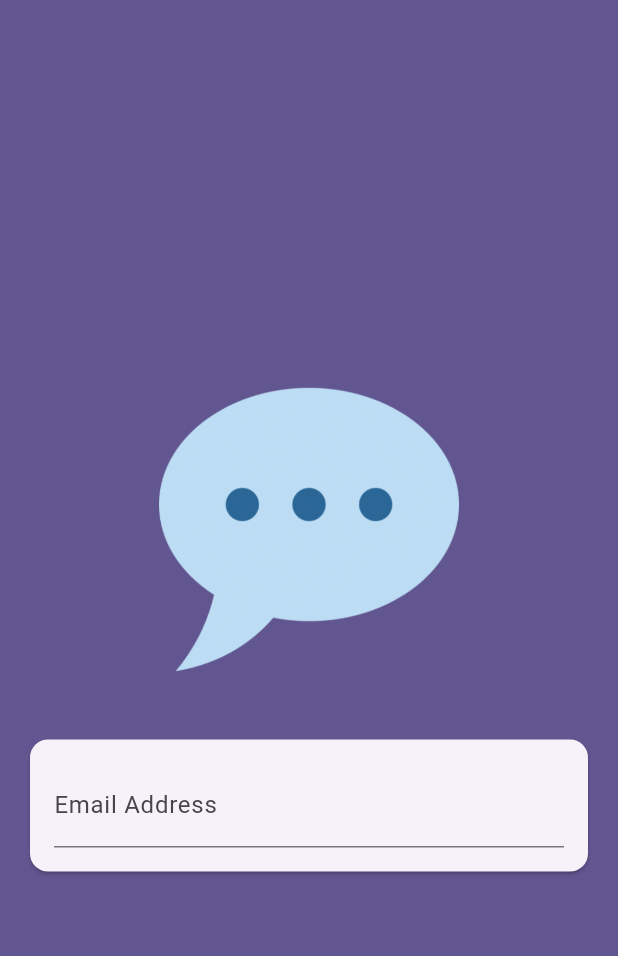
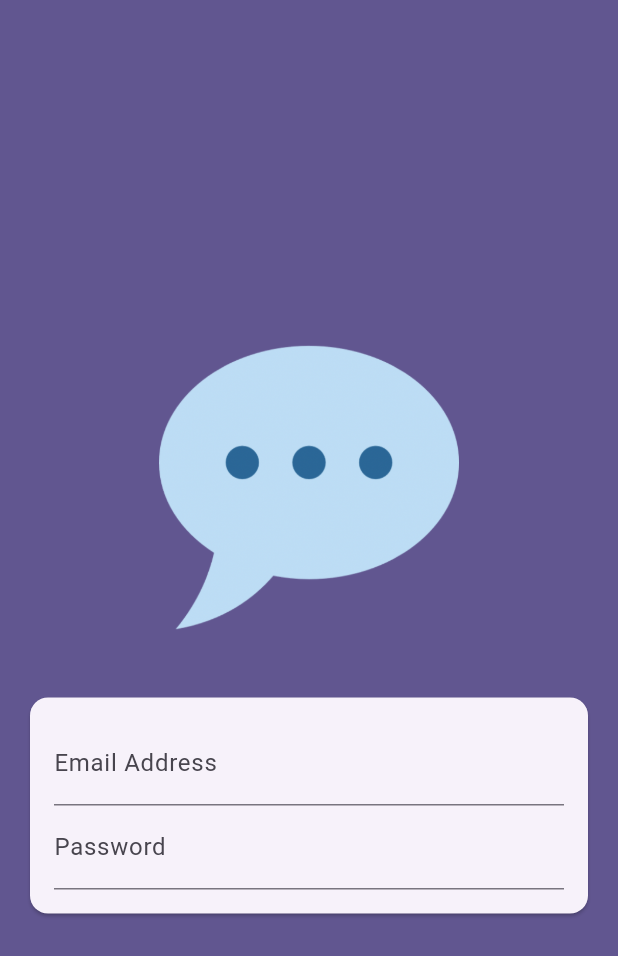
Before and after one commit to Ali-Rhayem/chat_app, a Flutter app: the AuthScreen screen opened directly, on a phone screen of 412 x 824 dp. Shown: the top 956 px of the screen. Run offline on Flutter 3.47's test engine with Material 3 defaults, Android fonts, the phone set to English and light mode, and no system bars; statements that could not run were skipped.

Commit message:
Add password field to authentication form

```diff
--- a/lib/screens/auth.dart
+++ b/lib/screens/auth.dart
@@ -38,13 +38,22 @@ class _AuthScreenState extends State<AuthScreen> {
                     child: Form(
                       child: Column(
                         mainAxisSize: MainAxisSize.min,
-                        children: [TextFormField(
-                          decoration: const InputDecoration(
-                            labelText: 'Email Address',
+                        children: [
+                          TextFormField(
+                            decoration: const InputDecoration(
+                              labelText: 'Email Address',
+                            ),
+                            keyboardType: TextInputType.emailAddress,
+                            autocorrect: false,
+                            textCapitalization: TextCapitalization.none,
                           ),
-                          keyboardType: TextInputType.emailAddress,
-                          autocorrect: false,
-                        )],
+                          TextFormField(
+                            decoration: const InputDecoration(
+                              labelText: 'Password',
+                            ),
+                            obscureText: true,
+                          ),
+                        ],
                       ),
                     ),
                   ),
```
